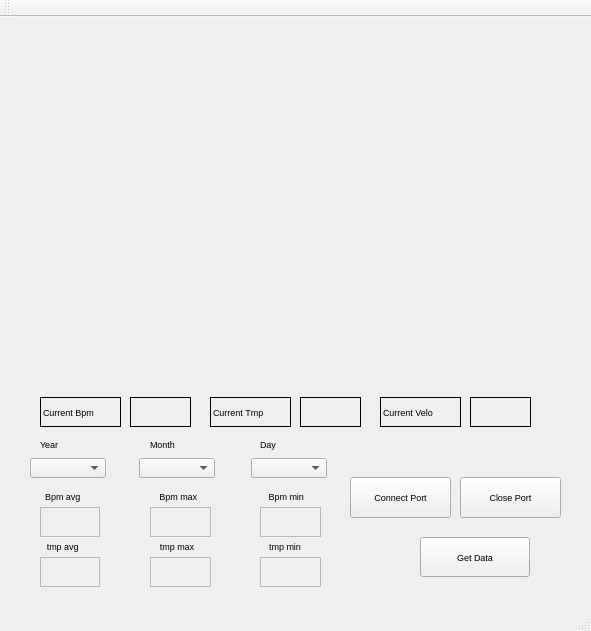
The window that mainwindow.ui (twowings1029/Real_pro) describes before a commit, drawn with Qt 5.
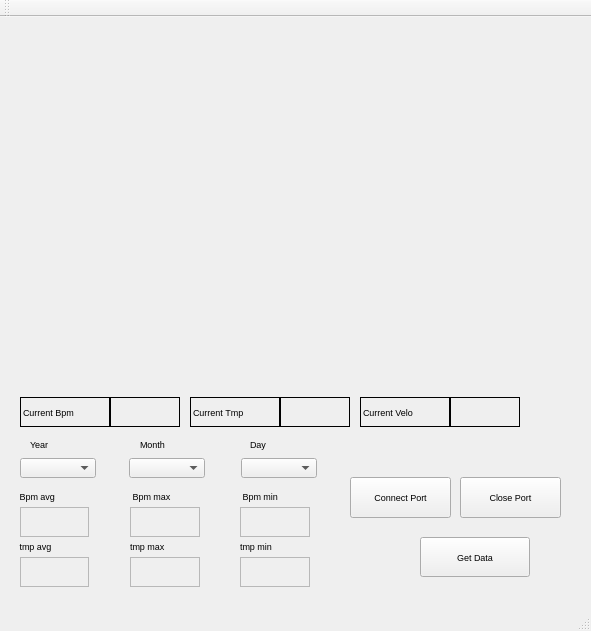
The same window after the commit. Custom widgets are drawn as their Qt base class.

```diff
--- a/mainwindow.ui
+++ b/mainwindow.ui
@@ -49,9 +49,9 @@
    <widget class="QLabel" name="label">
     <property name="geometry">
      <rect>
-      <x>40</x>
+      <x>20</x>
       <y>380</y>
-      <width>81</width>
+      <width>90</width>
       <height>30</height>
      </rect>
     </property>
@@ -68,9 +68,9 @@
    <widget class="QLabel" name="bpm_label">
     <property name="geometry">
      <rect>
-      <x>130</x>
+      <x>110</x>
       <y>380</y>
-      <width>61</width>
+      <width>70</width>
       <height>30</height>
      </rect>
     </property>
@@ -97,7 +97,7 @@
    <widget class="QComboBox" name="year_combo">
     <property name="geometry">
      <rect>
-      <x>30</x>
+      <x>20</x>
       <y>441</y>
       <width>76</width>
       <height>20</height>
@@ -107,7 +107,7 @@
    <widget class="QComboBox" name="month_combo">
     <property name="geometry">
      <rect>
-      <x>139</x>
+      <x>129</x>
       <y>441</y>
       <width>76</width>
       <height>20</height>
@@ -117,7 +117,7 @@
    <widget class="QComboBox" name="day_combo">
     <property name="geometry">
      <rect>
-      <x>251</x>
+      <x>241</x>
       <y>441</y>
       <width>76</width>
       <height>20</height>
@@ -127,7 +127,7 @@
    <widget class="QLabel" name="label_2">
     <property name="geometry">
      <rect>
-      <x>40</x>
+      <x>30</x>
       <y>421</y>
       <width>56</width>
       <height>12</height>
@@ -140,7 +140,7 @@
    <widget class="QLabel" name="label_3">
     <property name="geometry">
      <rect>
-      <x>150</x>
+      <x>140</x>
       <y>421</y>
       <width>56</width>
       <height>12</height>
@@ -153,7 +153,7 @@
    <widget class="QLabel" name="label_4">
     <property name="geometry">
      <rect>
-      <x>260</x>
+      <x>250</x>
       <y>421</y>
       <width>56</width>
       <height>12</height>
@@ -166,7 +166,7 @@
    <widget class="QLabel" name="label_5">
     <property name="geometry">
      <rect>
-      <x>27</x>
+      <x>17</x>
       <y>471</y>
       <width>69</width>
       <height>16</height>
@@ -176,15 +176,15 @@
      <string> Bpm avg</string>
     </property>
     <property name="alignment">
-     <set>Qt::AlignCenter</set>
+     <set>Qt::AlignLeading|Qt::AlignLeft|Qt::AlignVCenter</set>
     </property>
    </widget>
    <widget class="QLabel" name="bpm_avg_label">
     <property name="geometry">
      <rect>
-      <x>40</x>
+      <x>20</x>
       <y>490</y>
-      <width>60</width>
+      <width>69</width>
       <height>30</height>
      </rect>
     </property>
@@ -198,7 +198,7 @@
    <widget class="QLabel" name="label_6">
     <property name="geometry">
      <rect>
-      <x>140</x>
+      <x>130</x>
       <y>471</y>
       <width>74</width>
       <height>16</height>
@@ -208,13 +208,13 @@
      <string> Bpm max</string>
     </property>
     <property name="alignment">
-     <set>Qt::AlignCenter</set>
+     <set>Qt::AlignLeading|Qt::AlignLeft|Qt::AlignVCenter</set>
     </property>
    </widget>
    <widget class="QLabel" name="label_7">
     <property name="geometry">
      <rect>
-      <x>250</x>
+      <x>240</x>
       <y>471</y>
       <width>70</width>
       <height>16</height>
@@ -224,15 +224,15 @@
      <string> Bpm min</string>
     </property>
     <property name="alignment">
-     <set>Qt::AlignCenter</set>
+     <set>Qt::AlignLeading|Qt::AlignLeft|Qt::AlignVCenter</set>
     </property>
    </widget>
    <widget class="QLabel" name="bpm_max_label">
     <property name="geometry">
      <rect>
-      <x>150</x>
+      <x>130</x>
       <y>490</y>
-      <width>61</width>
+      <width>70</width>
       <height>30</height>
      </rect>
     </property>
@@ -246,9 +246,9 @@
    <widget class="QLabel" name="bpm_min_label">
     <property name="geometry">
      <rect>
-      <x>260</x>
+      <x>240</x>
       <y>490</y>
-      <width>61</width>
+      <width>70</width>
       <height>30</height>
      </rect>
     </property>
@@ -262,9 +262,9 @@
    <widget class="QCustomPlot" name="bpm_plot" native="true">
     <property name="geometry">
      <rect>
-      <x>40</x>
+      <x>20</x>
       <y>10</y>
-      <width>490</width>
+      <width>520</width>
       <height>180</height>
      </rect>
     </property>
@@ -272,9 +272,9 @@
    <widget class="QLabel" name="tmp_label">
     <property name="geometry">
      <rect>
-      <x>300</x>
+      <x>280</x>
       <y>380</y>
-      <width>61</width>
+      <width>70</width>
       <height>30</height>
      </rect>
     </property>
@@ -288,9 +288,9 @@
    <widget class="QLabel" name="label_8">
     <property name="geometry">
      <rect>
-      <x>210</x>
+      <x>190</x>
       <y>380</y>
-      <width>81</width>
+      <width>90</width>
       <height>30</height>
      </rect>
     </property>
@@ -307,9 +307,9 @@
    <widget class="QLabel" name="velo_label">
     <property name="geometry">
      <rect>
-      <x>470</x>
+      <x>450</x>
       <y>380</y>
-      <width>61</width>
+      <width>70</width>
       <height>30</height>
      </rect>
     </property>
@@ -323,9 +323,9 @@
    <widget class="QLabel" name="label_9">
     <property name="geometry">
      <rect>
-      <x>380</x>
+      <x>360</x>
       <y>380</y>
-      <width>81</width>
+      <width>90</width>
       <height>30</height>
      </rect>
     </property>
@@ -342,9 +342,9 @@
    <widget class="QCustomPlot" name="tmp_plot" native="true">
     <property name="geometry">
      <rect>
-      <x>40</x>
+      <x>20</x>
       <y>190</y>
-      <width>490</width>
+      <width>520</width>
       <height>180</height>
      </rect>
     </property>
@@ -352,7 +352,7 @@
    <widget class="QLabel" name="label_10">
     <property name="geometry">
      <rect>
-      <x>27</x>
+      <x>17</x>
       <y>521</y>
       <width>69</width>
       <height>16</height>
@@ -362,13 +362,13 @@
      <string> tmp avg</string>
     </property>
     <property name="alignment">
-     <set>Qt::AlignCenter</set>
+     <set>Qt::AlignLeading|Qt::AlignLeft|Qt::AlignVCenter</set>
     </property>
    </widget>
    <widget class="QLabel" name="label_11">
     <property name="geometry">
      <rect>
-      <x>250</x>
+      <x>240</x>
       <y>521</y>
       <width>70</width>
       <height>16</height>
@@ -378,15 +378,15 @@
      <string>tmp min</string>
     </property>
     <property name="alignment">
-     <set>Qt::AlignCenter</set>
+     <set>Qt::AlignLeading|Qt::AlignLeft|Qt::AlignVCenter</set>
     </property>
    </widget>
    <widget class="QLabel" name="tmp_max_label">
     <property name="geometry">
      <rect>
-      <x>150</x>
+      <x>130</x>
       <y>540</y>
-      <width>61</width>
+      <width>70</width>
       <height>30</height>
      </rect>
     </property>
@@ -400,7 +400,7 @@
    <widget class="QLabel" name="label_12">
     <property name="geometry">
      <rect>
-      <x>140</x>
+      <x>130</x>
       <y>521</y>
       <width>74</width>
       <height>16</height>
@@ -410,15 +410,15 @@
      <string>tmp max</string>
     </property>
     <property name="alignment">
-     <set>Qt::AlignCenter</set>
+     <set>Qt::AlignLeading|Qt::AlignLeft|Qt::AlignVCenter</set>
     </property>
    </widget>
    <widget class="QLabel" name="tmp_min_label">
     <property name="geometry">
      <rect>
-      <x>260</x>
+      <x>240</x>
       <y>540</y>
-      <width>61</width>
+      <width>70</width>
       <height>30</height>
      </rect>
     </property>
@@ -432,9 +432,9 @@
    <widget class="QLabel" name="tmp_avg_label">
     <property name="geometry">
      <rect>
-      <x>40</x>
+      <x>20</x>
       <y>540</y>
-      <width>60</width>
+      <width>69</width>
       <height>30</height>
      </rect>
     </property>
```
Left out of the diff: 2 changed lines with no effect on the pictures.
